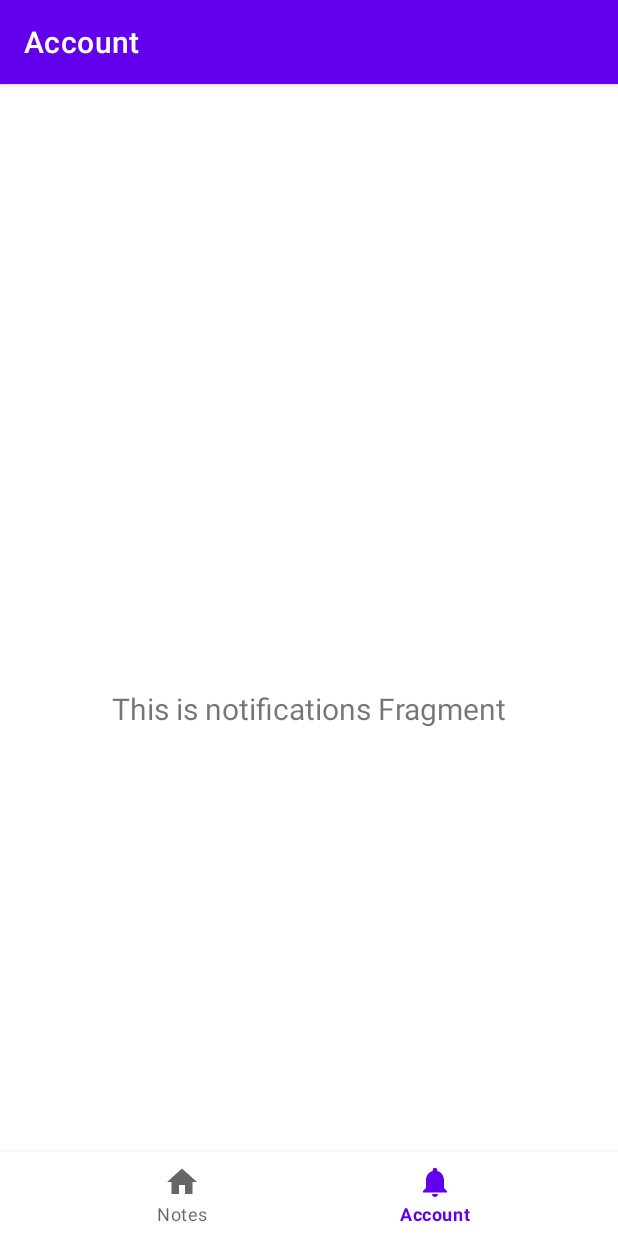
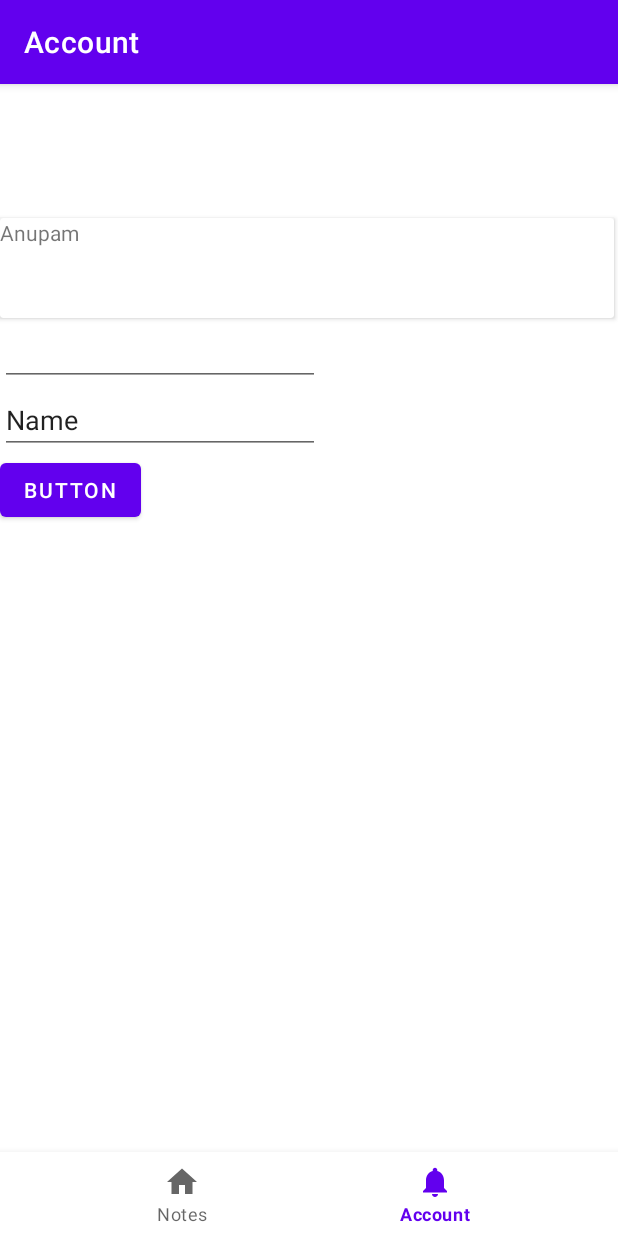
Before and after one commit to galij899/QuickNotes, an Android app: the NotificationsFragment screen opened through its navigation route, on a phone screen of 412 x 824 dp. Run offline under Robolectric (Android 15) with nearby library versions, the phone set to English and light mode, and no system bars; our stand-ins replace navigation-ui.

Commit message:
added basic ui for logging in

```diff
--- a/app/build.gradle
+++ b/app/build.gradle
@@ -1,6 +1,10 @@
 plugins {
     id 'com.android.application'
     id 'kotlin-android'
+}
+
+repositories {
+    mavenCentral()
 }
 
 android {
@@ -9,7 +13,7 @@ android {
 
     defaultConfig {
         applicationId "com.example.quicknotes"
-        minSdkVersion 16
+        minSdkVersion 19
         targetSdkVersion 30
         versionCode 1
         versionName "1.0"
@@ -49,7 +53,9 @@ dependencies {
     implementation 'androidx.navigation:navigation-ui-ktx:2.3.0'
     implementation 'androidx.legacy:legacy-support-v4:1.0.0'
     implementation 'com.google.code.gson:gson:2.8.5'
+    implementation 'com.github.kittinunf.fuel:fuel-android:2.3.1'
     testImplementation 'junit:junit:4.+'
     androidTestImplementation 'androidx.test.ext:junit:1.1.2'
     androidTestImplementation 'androidx.test.espresso:espresso-core:3.3.0'
+    androidTestImplementation 'androidx.test:core:1.2.0'
 }
--- a/app/src/main/java/com/example/quicknotes/CreateNoteActivity.kt
+++ b/app/src/main/java/com/example/quicknotes/CreateNoteActivity.kt
@@ -10,9 +10,17 @@ import com.example.quicknotes.ui.notes.readJson
 import com.example.quicknotes.ui.notes.writeJson
 
 class CreateNoteActivity : AppCompatActivity() {
+
+    override fun onSupportNavigateUp(): Boolean {
+        onBackPressed()
+        return true
+    }
+
     override fun onCreate(savedInstanceState: Bundle?) {
         super.onCreate(savedInstanceState)
         setContentView(R.layout.activity_create_note)
+
+        getSupportActionBar()?.setDisplayHomeAsUpEnabled(true);
 
         val submitButton = findViewById<Button>(R.id.create)
         val titleField = findViewById<EditText>(R.id.title)
@@ -33,7 +41,8 @@ class CreateNoteActivity : AppCompatActivity() {
                 } else {
                     val recordsList = readJson(applicationContext)
                     val allIds = recordsList.map { it.id }
-                    val maxId = allIds.maxOrNull() ?: 0 + 1
+                    val maxOrNull = allIds.maxOrNull()
+                    val maxId = if (maxOrNull != null) maxOrNull + 1 else 1
 
                     val newRecord = Record(
                         id = maxId,
@@ -44,6 +53,7 @@ class CreateNoteActivity : AppCompatActivity() {
 
                     recordsList.add(newRecord)
                     writeJson(recordsList, applicationContext)
+                    onBackPressed()
                 }
             }
 
--- a/app/src/main/java/com/example/quicknotes/ui/notifications/NotificationsFragment.kt
+++ b/app/src/main/java/com/example/quicknotes/ui/notifications/NotificationsFragment.kt
@@ -1,6 +1,9 @@
 package com.example.quicknotes.ui.notifications
 
+import android.content.Context
+import android.content.SharedPreferences
 import android.os.Bundle
+import android.preference.PreferenceManager
 import android.view.LayoutInflater
 import android.view.View
 import android.view.ViewGroup
@@ -10,6 +13,7 @@ import androidx.lifecycle.Observer
 import androidx.lifecycle.ViewModelProvider
 import com.example.quicknotes.R
 import com.example.quicknotes.databinding.FragmentNotificationsBinding
+
 
 class NotificationsFragment : Fragment() {
 
@@ -31,10 +35,16 @@ class NotificationsFragment : Fragment() {
         _binding = FragmentNotificationsBinding.inflate(inflater, container, false)
         val root: View = binding.root
 
-        val textView: TextView = binding.textNotifications
-        notificationsViewModel.text.observe(viewLifecycleOwner, Observer {
-            textView.text = it
-        })
+        val username: TextView = binding.username
+
+        val sharedPreference =  activity!!.getSharedPreferences("PREFERENCE_NAME",Context.MODE_PRIVATE)
+        var editor = sharedPreference.edit()
+
+        editor.putString("username","Anupam")
+        editor.commit()
+
+        username.text = sharedPreference.getString("username","111")
+
         return root
     }
 
--- a/app/src/main/res/layout/fragment_notifications.xml
+++ b/app/src/main/res/layout/fragment_notifications.xml
@@ -6,17 +6,50 @@
     android:layout_height="match_parent"
     tools:context=".ui.notifications.NotificationsFragment">
 
-    <TextView
-        android:id="@+id/text_notifications"
+    <LinearLayout
         android:layout_width="match_parent"
-        android:layout_height="wrap_content"
-        android:layout_marginStart="8dp"
-        android:layout_marginTop="8dp"
-        android:layout_marginEnd="8dp"
-        android:textAlignment="center"
-        android:textSize="20sp"
-        app:layout_constraintBottom_toBottomOf="parent"
-        app:layout_constraintEnd_toEndOf="parent"
-        app:layout_constraintStart_toStartOf="parent"
-        app:layout_constraintTop_toTopOf="parent" />
+        android:layout_height="match_parent"
+        android:orientation="vertical">
+
+        <androidx.cardview.widget.CardView
+            android:layout_width="409dp"
+            android:layout_height="wrap_content"
+            android:layout_marginTop="50px">
+
+            <TextView
+                android:id="@+id/username"
+                android:layout_width="match_parent"
+                android:layout_height="100px"
+                android:text="TextView" />
+        </androidx.cardview.widget.CardView>
+
+        <LinearLayout
+            android:layout_width="match_parent"
+            android:layout_height="match_parent"
+            android:orientation="vertical">
+
+            <EditText
+                android:id="@+id/editTextTextPassword"
+                android:layout_width="wrap_content"
+                android:layout_height="wrap_content"
+                android:ems="10"
+                android:inputType="textPassword" />
+
+            <EditText
+                android:id="@+id/editTextTextPersonName"
+                android:layout_width="wrap_content"
+                android:layout_height="wrap_content"
+                android:ems="10"
+                android:inputType="textPersonName"
+                android:text="Name" />
+
+            <Button
+                android:id="@+id/button"
+                android:layout_width="wrap_content"
+                android:layout_height="wrap_content"
+                android:text="Button" />
+        </LinearLayout>
+
+    </LinearLayout>
+
 </androidx.constraintlayout.widget.ConstraintLayout>
```
